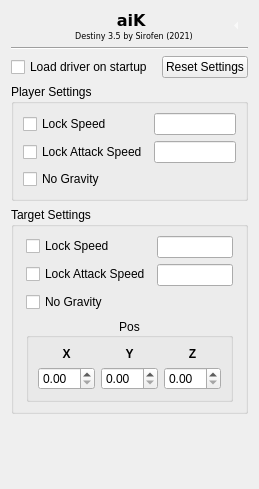
sirofen/aiK, file aikwidget.ui: the form before one commit.
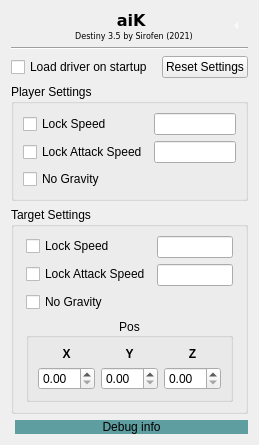
The form after the commit. Custom widgets are drawn as their Qt base class.

Patch:
```diff
--- a/aikwidget.ui
+++ b/aikwidget.ui
@@ -10,7 +10,7 @@
     <x>0</x>
     <y>0</y>
     <width>259</width>
-    <height>489</height>
+    <height>443</height>
    </rect>
   </property>
   <property name="sizePolicy">
@@ -944,7 +944,7 @@
          </sizepolicy>
         </property>
         <property name="text">
-         <string/>
+         <string>&lt;p style=&quot;text-align: center;background-color:CadetBlue;&quot;&gt;Debug info&lt;/p&gt;</string>
         </property>
         <property name="textFormat">
          <enum>Qt::AutoText</enum>
```
Left out of the diff: 30 changed lines with no effect on the pictures.
